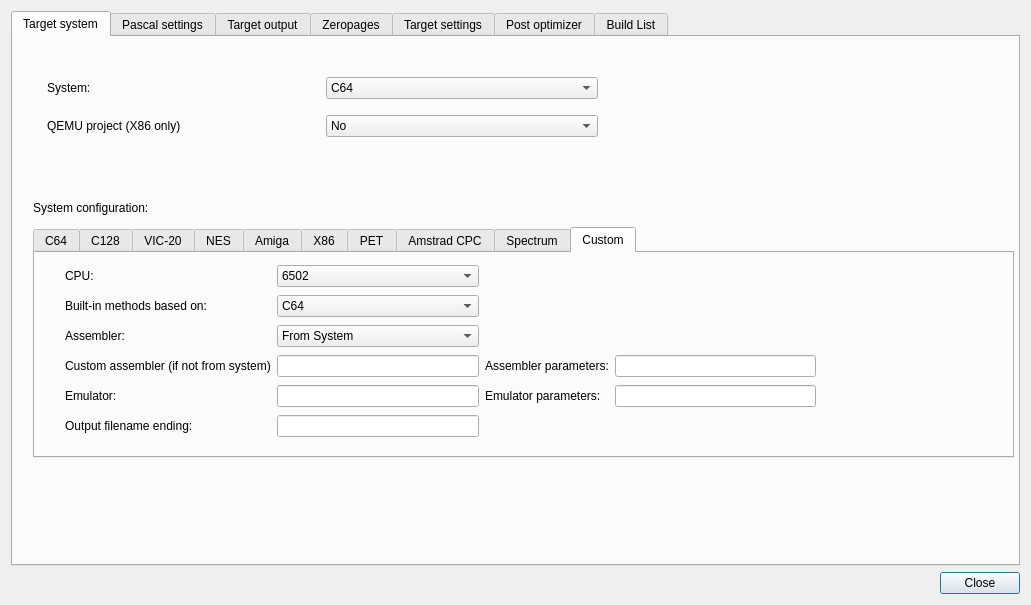
First picture: the form in source/dialogprojectsettings.ui, repository leuat/TRSE, before the edit.
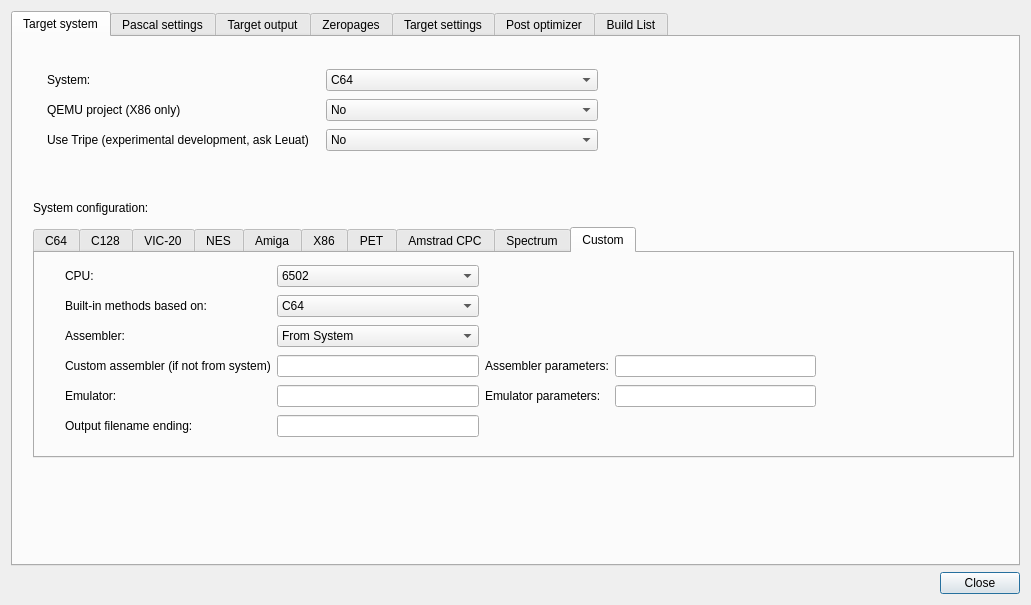
Second picture: the form after the edit.

```diff
--- a/source/dialogprojectsettings.ui
+++ b/source/dialogprojectsettings.ui
@@ -845,7 +845,7 @@
            <x>34</x>
            <y>30</y>
            <width>551</width>
-           <height>80</height>
+           <height>86</height>
           </rect>
          </property>
          <layout class="QGridLayout" name="gridLayout_17">
@@ -1021,6 +1021,27 @@
             </property>
            </widget>
           </item>
+          <item row="2" column="0">
+           <widget class="QLabel" name="label_44">
+            <property name="text">
+             <string>Use Tripe (experimental development, ask Leuat)</string>
+            </property>
+           </widget>
+          </item>
+          <item row="2" column="1">
+           <widget class="QComboBox" name="cmbUseTripe">
+            <item>
+             <property name="text">
+              <string>No</string>
+             </property>
+            </item>
+            <item>
+             <property name="text">
+              <string>Yes</string>
+             </property>
+            </item>
+           </widget>
+          </item>
          </layout>
         </widget>
        </widget>
```
Left out of the diff: 14 changed lines with no effect on the pictures.
